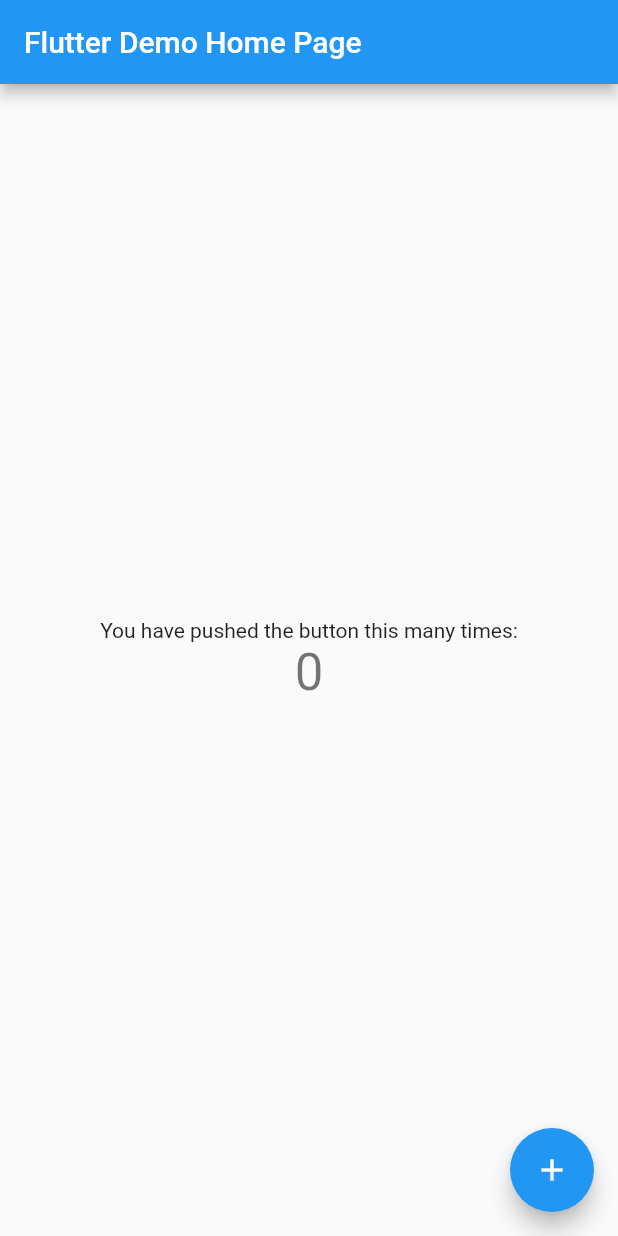
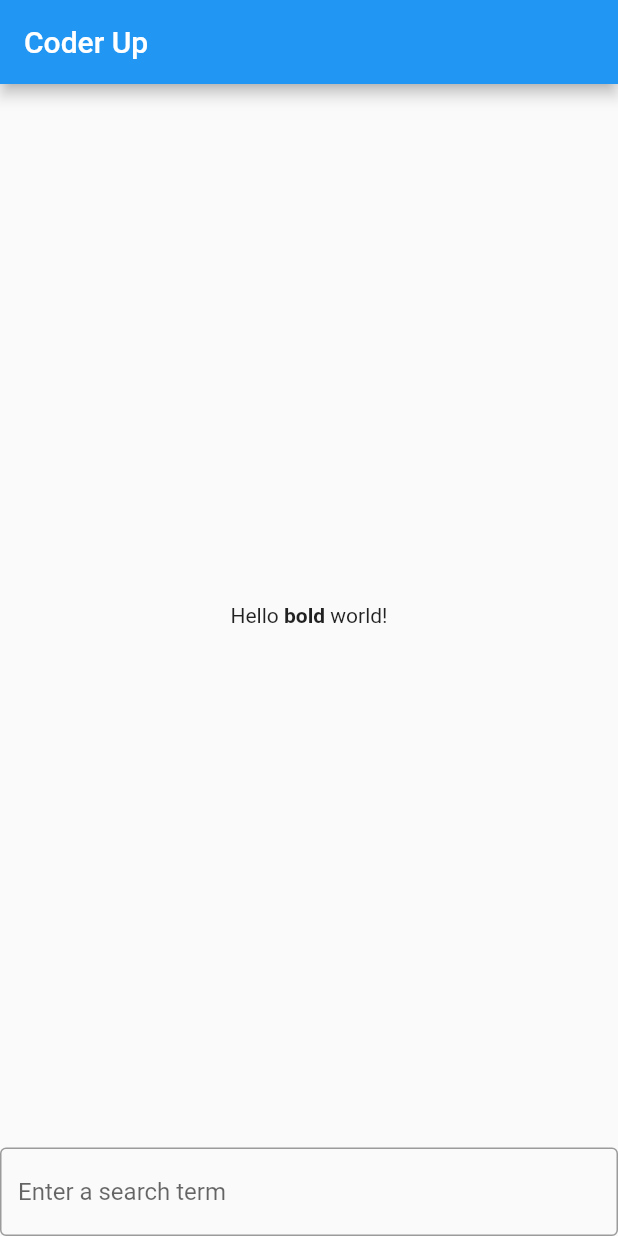
Before and after one commit to adventures-in/coder-up, a Flutter app: the screen it shows after launch, on a phone screen of 412 x 824 dp. Run offline on Flutter 3.47's test engine with Material 2 defaults, Android fonts, the phone set to English and light mode, and no system bars.

Commit message:
Add large RichText and small TextField
- cleaned up skeleton project code
- added a large RichText for displaying the overall code
- added TextField for entering code
- connected TextField to RichText with setState

```diff
--- a/lib/main.dart
+++ b/lib/main.dart
@@ -7,109 +7,62 @@
 class MyApp extends StatelessWidget {
   const MyApp({Key? key}) : super(key: key);
 
-  // This widget is the root of your application.
   @override
   Widget build(BuildContext context) {
     return MaterialApp(
-      title: 'Flutter Demo',
-      theme: ThemeData(
-        // This is the theme of your application.
-        //
-        // Try running your application with "flutter run". You'll see the
-        // application has a blue toolbar. Then, without quitting the app, try
-        // changing the primarySwatch below to Colors.green and then invoke
-        // "hot reload" (press "r" in the console where you ran "flutter run",
-        // or simply save your changes to "hot reload" in a Flutter IDE).
-        // Notice that the counter didn't reset back to zero; the application
-        // is not restarted.
-        primarySwatch: Colors.blue,
-      ),
-      home: const MyHomePage(title: 'Flutter Demo Home Page'),
+      theme: ThemeData(primarySwatch: Colors.blue),
+      home: const MyHomePage(),
     );
   }
 }
 
 class MyHomePage extends StatefulWidget {
-  const MyHomePage({Key? key, required this.title}) : super(key: key);
-
-  // This widget is the home page of your application. It is stateful, meaning
-  // that it has a State object (defined below) that contains fields that affect
-  // how it looks.
-
-  // This class is the configuration for the state. It holds the values (in this
-  // case the title) provided by the parent (in this case the App widget) and
-  // used by the build method of the State. Fields in a Widget subclass are
-  // always marked "final".
-
-  final String title;
+  const MyHomePage({Key? key}) : super(key: key);
 
   @override
   State<MyHomePage> createState() => _MyHomePageState();
 }
 
 class _MyHomePageState extends State<MyHomePage> {
-  int _counter = 0;
-
-  void _incrementCounter() {
-    setState(() {
-      // This call to setState tells the Flutter framework that something has
-      // changed in this State, which causes it to rerun the build method below
-      // so that the display can reflect the updated values. If we changed
-      // _counter without calling setState(), then the build method would not be
-      // called again, and so nothing would appear to happen.
-      _counter++;
-    });
-  }
+  final List<String> _words = [];
 
   @override
   Widget build(BuildContext context) {
-    // This method is rerun every time setState is called, for instance as done
-    // by the _incrementCounter method above.
-    //
-    // The Flutter framework has been optimized to make rerunning build methods
-    // fast, so that you can just rebuild anything that needs updating rather
-    // than having to individually change instances of widgets.
     return Scaffold(
       appBar: AppBar(
-        // Here we take the value from the MyHomePage object that was created by
-        // the App.build method, and use it to set our appbar title.
-        title: Text(widget.title),
+        title: const Text('Coder Up'),
       ),
       body: Center(
-        // Center is a layout widget. It takes a single child and positions it
-        // in the middle of the parent.
         child: Column(
-          // Column is also a layout widget. It takes a list of children and
-          // arranges them vertically. By default, it sizes itself to fit its
-          // children horizontally, and tries to be as tall as its parent.
-          //
-          // Invoke "debug painting" (press "p" in the console, choose the
-          // "Toggle Debug Paint" action from the Flutter Inspector in Android
-          // Studio, or the "Toggle Debug Paint" command in Visual Studio Code)
-          // to see the wireframe for each widget.
-          //
-          // Column has various properties to control how it sizes itself and
-          // how it positions its children. Here we use mainAxisAlignment to
-          // center the children vertically; the main axis here is the vertical
-          // axis because Columns are vertical (the cross axis would be
-          // horizontal).
-          mainAxisAlignment: MainAxisAlignment.center,
-          children: <Widget>[
-            const Text(
-              'You have pushed the button this many times:',
+          children: [
+            Expanded(
+              child: Center(
+                child: Text.rich(
+                  TextSpan(
+                    children: [
+                      const TextSpan(text: 'Hello '),
+                      const TextSpan(
+                        text: 'bold',
+                        style: TextStyle(fontWeight: FontWeight.bold),
+                      ),
+                      const TextSpan(text: ' world!'),
+                      for (var word in _words) TextSpan(text: ' $word'),
+                    ],
+                  ),
+                ),
+              ),
             ),
-            Text(
-              '$_counter',
-              style: Theme.of(context).textTheme.headline4,
-            ),
+            TextField(
+              decoration: const InputDecoration(
+                  border: OutlineInputBorder(),
+                  hintText: 'Enter a search term'),
+              onSubmitted: (value) => setState(() {
+                _words.add(value);
+              }),
+            )
           ],
         ),
       ),
-      floatingActionButton: FloatingActionButton(
-        onPressed: _incrementCounter,
-        tooltip: 'Increment',
-        child: const Icon(Icons.add),
-      ), // This trailing comma makes auto-formatting nicer for build methods.
     );
   }
 }
```
Also changed, not shown: pubspec.yaml (+4 -76 lines), pubspec.lock, 1 other file.
